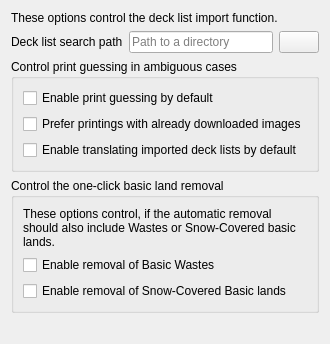
Above: mtg_proxy_printer/resources/ui/settings_window/decklist_import_settings_page.ui from luziferius/MTGProxyPrinter before the change. Below: the same form after it.
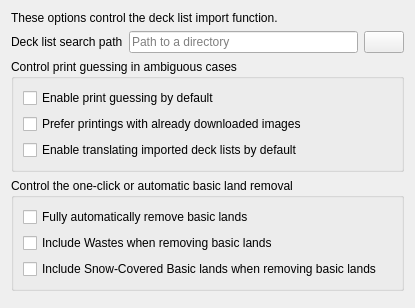
That is the form after the change. Icons and pictures are not drawn.

Commit message:
Implement fully automatic basic land removal in the deck import setting, and a settings option to enable/disable this. Implements [b2f3c8206d645eb6].
FossilOrigin-Name: 138dc9d1070fc7fce049c2568f21f0b4736e22c90cb7c969bf5649572d56a3a8

```diff
--- a/mtg_proxy_printer/resources/ui/settings_window/decklist_import_settings_page.ui
+++ b/mtg_proxy_printer/resources/ui/settings_window/decklist_import_settings_page.ui
@@ -2,6 +2,14 @@
 <ui version="4.0">
  <class>DecklistImportSettingsPage</class>
  <widget class="QWidget" name="DecklistImportSettingsPage">
+  <property name="geometry">
+   <rect>
+    <x>0</x>
+    <y>0</y>
+    <width>415</width>
+    <height>308</height>
+   </rect>
+  </property>
   <layout class="QGridLayout" name="gridLayout">
    <item row="1" column="2">
     <widget class="QPushButton" name="deck_list_search_path_browse_button">
@@ -26,16 +34,18 @@
    <item row="3" column="0" colspan="3">
     <widget class="QGroupBox" name="basic_land_removal_group_box">
      <property name="title">
-      <string>Control the one-click basic land removal</string>
+      <string>Control the one-click or automatic basic land removal</string>
      </property>
      <layout class="QVBoxLayout" name="verticalLayout">
       <item>
-       <widget class="QLabel" name="basic_land_removal_label">
-        <property name="text">
-         <string>These options control, if the automatic removal should also include Wastes or Snow-Covered basic lands.</string>
+       <widget class="QCheckBox" name="automatic_basics_removal_enable">
+        <property name="toolTip">
+         <string>If enabled, basic lands are automatically removed from deck lists.
+If disabled, the deck import wizard keeps them by default,
+but offers the removal via a single button click.</string>
         </property>
-        <property name="wordWrap">
-         <bool>true</bool>
+        <property name="text">
+         <string>Fully automatically remove basic lands</string>
         </property>
        </widget>
       </item>
@@ -45,7 +55,7 @@
          <string>Include Wastes when removing basic lands.</string>
         </property>
         <property name="text">
-         <string>Enable removal of Basic Wastes</string>
+         <string>Include Wastes when removing basic lands</string>
         </property>
        </widget>
       </item>
@@ -55,7 +65,7 @@
          <string>Include Snow-Covered basic lands when removing basic lands.</string>
         </property>
         <property name="text">
-         <string>Enable removal of Snow-Covered Basic lands</string>
+         <string>Include Snow-Covered Basic lands when removing basic lands</string>
         </property>
        </widget>
       </item>
```
The commit also changes 4 other files.
